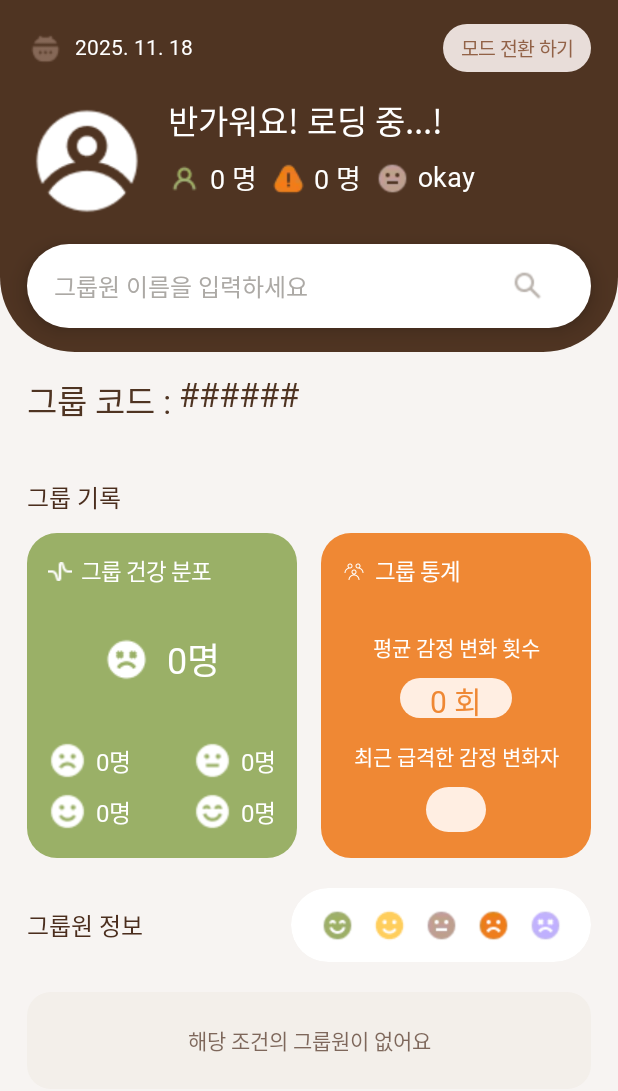
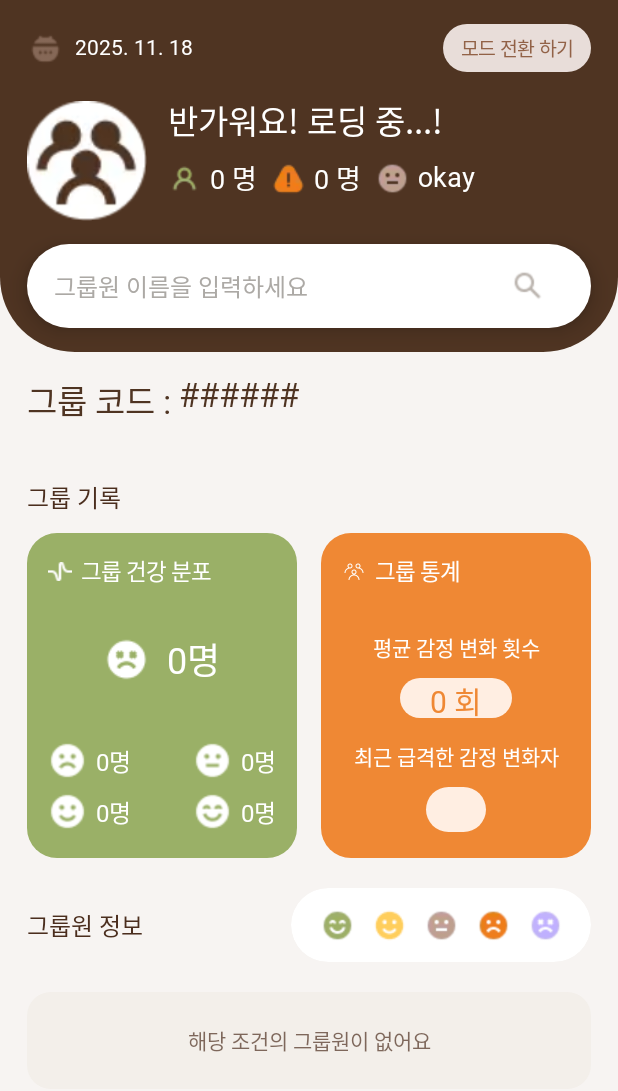
Before and after one commit to Spinichi/Hand, an Android app built with Jetpack Compose: the AdminHomeActivity screen opened directly, with no data from a screen before it, on a phone screen of 412 x 824 dp. Shown: the top 1091 px of the screen. Run offline under Robolectric (Android 15) with nearby library versions, the phone set to English and light mode, and no system bars; Roboto replaces fonts that are not available here.

Commit message:
feat : 그룹 이모지 수정

```diff
--- a/frontend/app/src/main/java/com/hand/hand/ui/admin/header/AdminGreetingHeader.kt
+++ b/frontend/app/src/main/java/com/hand/hand/ui/admin/header/AdminGreetingHeader.kt
@@ -173,7 +173,7 @@ fun AdminGreetingHeader(
             // 아바타 + 인사 + 상태필
             Row(verticalAlignment = Alignment.CenterVertically) {
                 Image(
-                    painter = painterResource(R.drawable.ic_user_round),
+                    painter = painterResource(R.drawable.ic_group_round),
                     contentDescription = "사용자",
                     modifier = Modifier.size(80.dp),
                     contentScale = ContentScale.Fit
```
Also changed, not shown: frontend/app/src/main/res/drawable/ic_group_round.webp (added).
